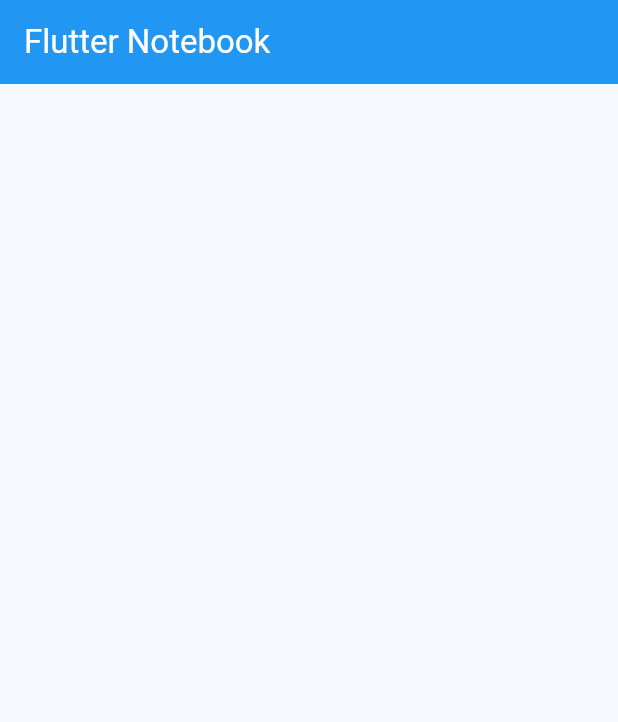
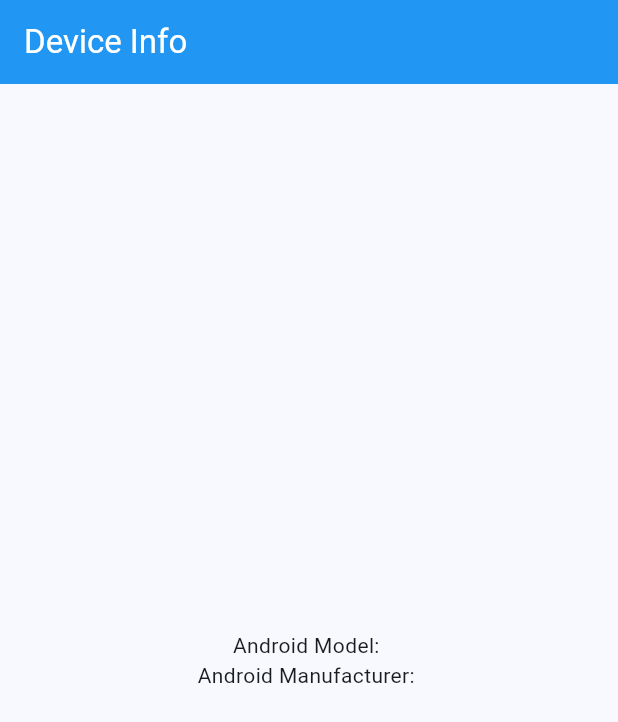
Before and after one commit to monir996/flutter-notebook, a Flutter app: the screen it shows after launch, on a phone screen of 412 x 824 dp. Shown: the top 722 px of the screen. Run offline on Flutter 3.47's test engine with Material 3 defaults, Android fonts, the phone set to English and light mode, and no system bars; our stand-ins replace device_info_plus.

Commit message:
device info - initial

```diff
--- a/lib/home_screen.dart
+++ b/lib/home_screen.dart
@@ -1,3 +1,4 @@
+import 'package:device_info_plus/device_info_plus.dart';
 import 'package:flutter/material.dart';
 
 class HomeScreen extends StatefulWidget {
@@ -9,15 +10,53 @@ class HomeScreen extends StatefulWidget {
 
 class _HomeScreenState extends State<HomeScreen> {
 
+  // ----------------------- Initialize Device Info ------------------
+  DeviceInfoPlugin deviceInfoPlugin = DeviceInfoPlugin();
+  late AndroidDeviceInfo androidDeviceInfo;
+  late IosDeviceInfo iosDeviceInfo;
+  late WebBrowserInfo webBrowserInfo;
+
+  getAndroidDeviceInfo()async {
+    androidDeviceInfo = await deviceInfoPlugin.androidInfo;
+    setState(() {});
+  }
+
+  getIosDeviceInfo()async {
+    iosDeviceInfo = await deviceInfoPlugin.iosInfo;
+    setState(() {});
+  }
+
+  getWebBrowserInfo()async {
+    webBrowserInfo = await deviceInfoPlugin.webBrowserInfo;
+    setState(() {});
+  }
+
+  @override
+  void initState() {
+    // TODO: implement initState
+    super.initState();
+    getAndroidDeviceInfo();
+    getIosDeviceInfo();
+    getWebBrowserInfo();
+  }
+
   @override
   Widget build(BuildContext context) {
 
     return Scaffold(
-      appBar: AppBar(title: Text("Flutter Notebook", style: TextStyle(color: Colors.white)), backgroundColor: Colors.blue),
+      appBar: AppBar(title: Text("Device Info", style: TextStyle(color: Colors.white)), backgroundColor: Colors.blue),
 
-      // ----------------------- Main Branch  ==> Basic Structure ------------------
+      // ----------------------- Branch 55 ==> Device Info ------------------
 
-      body: Center(),
+      body: Center(
+        child: Column(
+          mainAxisAlignment: MainAxisAlignment.center,
+          children: [
+            Text("Android Model: ${androidDeviceInfo.model.toString()}"),
+            Text("Android Manufacturer: ${androidDeviceInfo.manufacturer.toString()}"),
+          ],
+        ),
+      ),
     );
   }
 }
--- a/pubspec.yaml
+++ b/pubspec.yaml
@@ -34,6 +34,7 @@ dependencies:
   # The following adds the Cupertino Icons font to your application.
   # Use with the CupertinoIcons class for iOS style icons.
   cupertino_icons: ^1.0.8
+  device_info_plus: ^11.4.0
 
 dev_dependencies:
   flutter_test:
```
Also changed, not shown: pubspec.lock.
